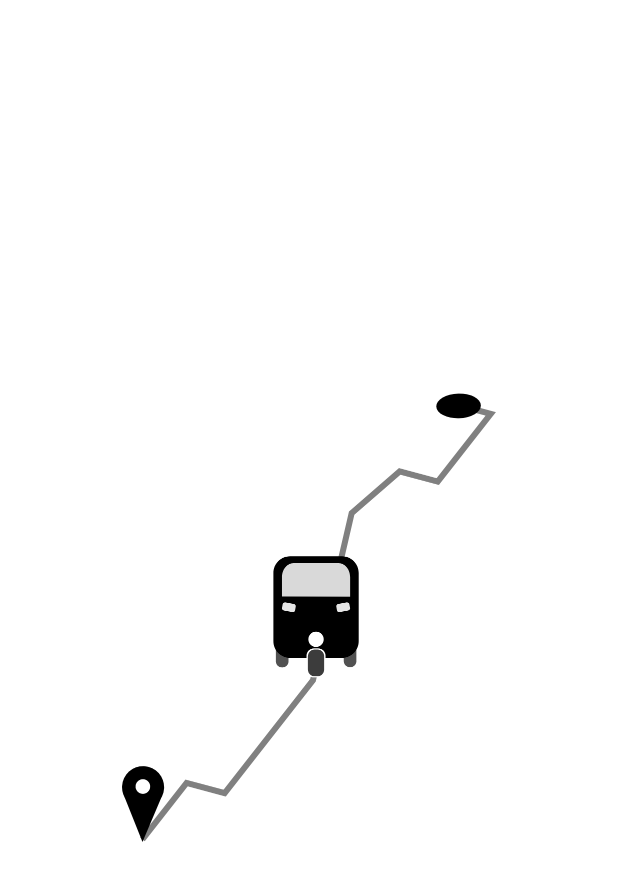
After one commit to AnEnigmaticBug/Auto-Bite, an Android app: the SplashActivity screen opened directly, with no data from a screen before it, on a phone screen of 412 x 824 dp. The commit adds this screen. Shown: the top 881 px of the screen. Run offline under Robolectric (Android 15) with nearby library versions, the phone set to English and light mode, and no system bars; Roboto replaces fonts that are not available here; 1 statement that could not run was skipped.

Commit message:
Make SplashActivity
It has the splash screen's layer-list drawable as it's windowBackground.

```diff
--- a/app/src/main/AndroidManifest.xml
+++ b/app/src/main/AndroidManifest.xml
@@ -11,14 +11,18 @@
         android:supportsRtl="true"
         android:theme="@style/AppTheme">
         <activity
-            android:name="com.bitecode.autobite.screens.shared.view.MainActivity"
-            android:windowSoftInputMode="adjustPan">
+            android:name=".screens.splash.SplashActivity"
+            android:theme="@style/SplashTheme">
             <intent-filter>
                 <action android:name="android.intent.action.MAIN" />
 
                 <category android:name="android.intent.category.LAUNCHER" />
             </intent-filter>
         </activity>
+        <activity
+            android:name="com.bitecode.autobite.screens.shared.view.MainActivity"
+            android:windowSoftInputMode="adjustPan" />
+
         <meta-data
             android:name="preloaded_fonts"
             android:resource="@array/preloaded_fonts" />
--- /dev/null
+++ b/app/src/main/java/com/bitecode/autobite/screens/splash/SplashActivity.kt
@@ -0,0 +1,18 @@
+package com.bitecode.autobite.screens.splash
+
+import android.content.Intent
+import android.os.Bundle
+import androidx.appcompat.app.AppCompatActivity
+import com.bitecode.autobite.R
+import com.bitecode.autobite.screens.shared.view.MainActivity
+
+class SplashActivity : AppCompatActivity() {
+
+    override fun onCreate(savedInstanceState: Bundle?) {
+        super.onCreate(savedInstanceState)
+        setContentView(R.layout.act_splash)
+
+        startActivity(Intent(this, MainActivity::class.java))
+        finish()
+    }
+}
--- /dev/null
+++ b/app/src/main/res/layout/act_splash.xml
@@ -0,0 +1,6 @@
+<?xml version="1.0" encoding="utf-8"?>
+<androidx.constraintlayout.widget.ConstraintLayout xmlns:android="http://schemas.android.com/apk/res/android"
+    android:layout_width="match_parent"
+    android:layout_height="match_parent">
+
+</androidx.constraintlayout.widget.ConstraintLayout>
--- a/app/src/main/res/values/styles.xml
+++ b/app/src/main/res/values/styles.xml
@@ -1,4 +1,8 @@
 <resources>
+
+    <style name="SplashTheme" parent="Theme.AppCompat.Light.NoActionBar">
+        <item name="android:windowBackground">@drawable/ll_splash</item>
+    </style>
 
     <!-- Base application theme. -->
     <style name="AppTheme" parent="Theme.AppCompat.Light.NoActionBar">
```
